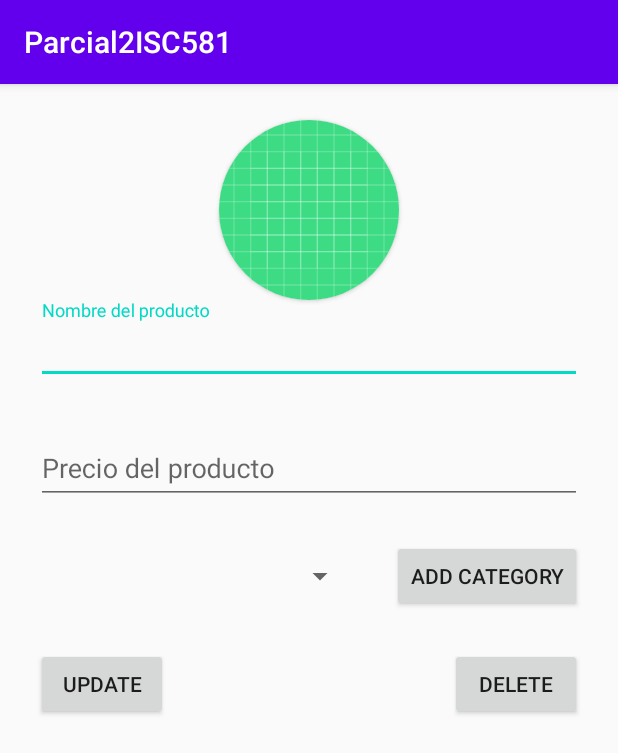
After one commit to josecl200/Parcial2ISC581, an Android app: the ModifyProductActivity screen opened directly, with no data from a screen before it, on a phone screen of 412 x 824 dp. The commit adds this screen. Shown: the top 753 px of the screen. Run offline under Robolectric (Android 15) with nearby library versions, the phone set to English and light mode, and no system bars; 5 statements that could not run were skipped.

Commit message:
Modificacion activa

```diff
--- /dev/null
+++ b/app/src/main/java/edu/pucmm/isc581/parcial2isc581/activities/ModifyProductActivity.java
@@ -0,0 +1,23 @@
+package edu.pucmm.isc581.parcial2isc581.activities;
+
+import androidx.appcompat.app.AppCompatActivity;
+import android.os.Bundle;
+import androidx.fragment.app.FragmentManager;
+import androidx.fragment.app.FragmentTransaction;
+import edu.pucmm.isc581.parcial2isc581.R;
+import edu.pucmm.isc581.parcial2isc581.fragments.CreateUpdateProductFragment;
+
+public class ModifyProductActivity extends AppCompatActivity {
+
+    @Override
+    protected void onCreate(Bundle savedInstanceState) {
+        super.onCreate(savedInstanceState);
+        Integer id = getIntent().getExtras().getInt("id");
+        setContentView(R.layout.activity_create_product);
+        CreateUpdateProductFragment fragment = CreateUpdateProductFragment.newInstance(true, id);
+        FragmentManager fragmentManager = this.getSupportFragmentManager();
+        FragmentTransaction fragmentTransaction=fragmentManager.beginTransaction();
+        fragmentTransaction.replace(R.id.fragmento,fragment);
+        fragmentTransaction.commit();
+    }
+}
--- a/app/src/main/java/edu/pucmm/isc581/parcial2isc581/dbModels/ProductoDB.java
+++ b/app/src/main/java/edu/pucmm/isc581/parcial2isc581/dbModels/ProductoDB.java
@@ -36,6 +36,16 @@ public class ProductoDB {
         sqLiteDatabase.insert("PRODUCTS", null, values);
     }
 
+    public void update(Integer id, String name, int price, int category, String baseImage){
+        ContentValues values = new ContentValues();
+        values.put(DBHelper.NAME, name);
+        values.put(DBHelper.PRICE, price);
+        values.put("CATEGORY", category);
+        values.put(DBHelper.B64_IMG, baseImage);
+        sqLiteDatabase.update("PRODUCTS", values, "id = ?", new String[]{id.toString()});
+
+    }
+
     public Cursor fetchAll() {
         String[] columns = new String[]{DBHelper.PRODUCT_ID,
                 DBHelper.NAME, DBHelper.PRICE,
@@ -47,6 +57,17 @@ public class ProductoDB {
         return cursor;
     }
 
+    public Cursor fetchByID(Integer id) {
+        String[] columns = new String[]{DBHelper.PRODUCT_ID,
+                DBHelper.NAME, DBHelper.PRICE,
+                "CATEGORY", DBHelper.B64_IMG};
+        Cursor cursor = sqLiteDatabase.query("PRODUCTS",columns,"id = ?",new String[]{id.toString()},null,null,null);
+        if (cursor != null) {
+            cursor.moveToFirst();
+        }
+        return cursor;
+    }
+
     public Boolean delete(Integer id) {
         sqLiteDatabase.delete("PRODUCTS", "id = ?", new String[]{id.toString()});
         return Boolean.TRUE;
--- a/app/src/main/res/layout/fragment_create_update_product.xml
+++ b/app/src/main/res/layout/fragment_create_update_product.xml
@@ -93,7 +93,8 @@
                     android:layout_width="wrap_content"
                     android:layout_height="wrap_content" android:id="@+id/btnDelete"
                     app:layout_constraintEnd_toEndOf="parent" app:layout_constraintTop_toTopOf="parent"
-                    app:layout_constraintBottom_toBottomOf="parent"/>
+                    app:layout_constraintBottom_toBottomOf="parent" app:layout_constraintStart_toStartOf="parent"
+                    app:layout_constraintHorizontal_bias="1.0" app:layout_constraintVertical_bias="0.0"/>
         </androidx.constraintlayout.widget.ConstraintLayout>
     </androidx.constraintlayout.widget.ConstraintLayout>
 </FrameLayout>
```
Also changed, not shown: app/src/main/AndroidManifest.xml (+17 -13 lines), app/src/main/java/edu/pucmm/isc581/parcial2isc581/adapters/ProductsAdapter.java (+7 -1 lines), app/src/main/java/edu/pucmm/isc581/parcial2isc581/fragments/CreateUpdateProductFragment.java (+105 -16 lines), app/src/main/res/layout/activity_modify_product.xml (added, +10 -0 lines).
